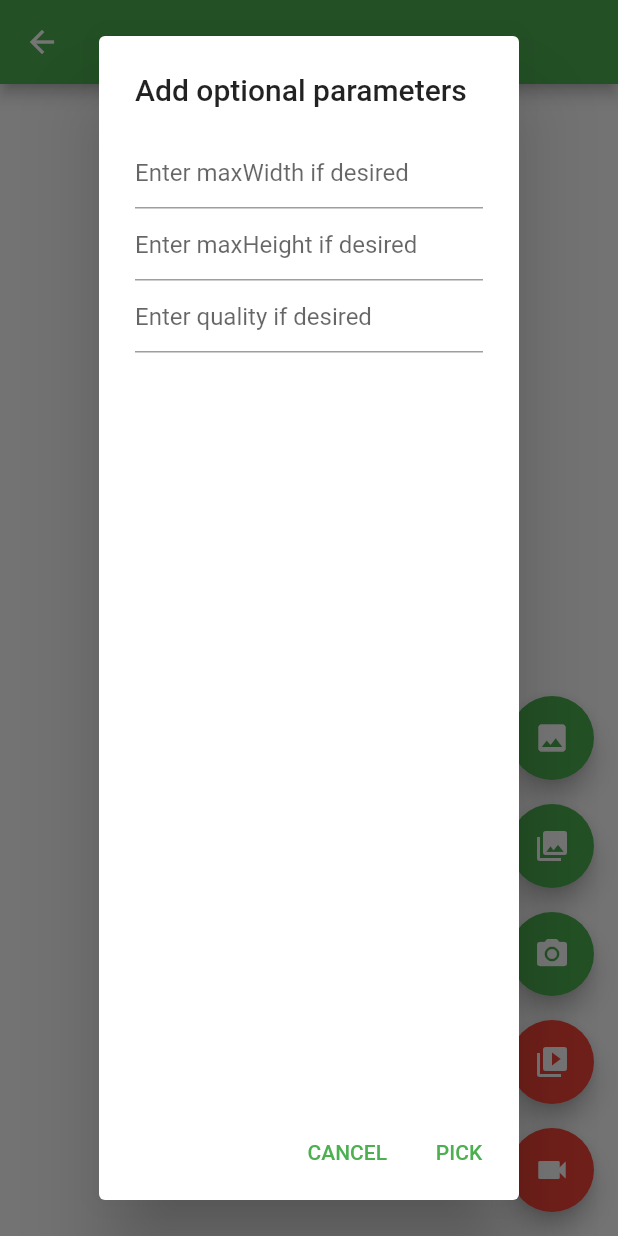
After one commit to kjt666/FlutterDemo, a Flutter app: the ImagePickerPage screen opened directly, after a tap on the "photo library" icon, on a phone screen of 412 x 824 dp. The commit adds this screen. Run offline on Flutter 3.47's test engine with Material 2 defaults, Android fonts, the phone set to English and light mode, and no system bars; drawn by our look-alikes of pull_to_refresh; our stand-ins replace badges, cached_network_image, dio, flutter_html, flutter_screenutil, flutter_slidable and 6 more.

```diff
--- /dev/null
+++ b/lib/page/imagePicker.dart
@@ -0,0 +1,447 @@
+import 'dart:async';
+import 'dart:io';
+
+import 'package:flutter/foundation.dart';
+import 'package:flutter/material.dart';
+import 'package:image_picker/image_picker.dart';
+import 'package:video_player/video_player.dart';
+
+class ImagePickerPage extends StatefulWidget {
+  const ImagePickerPage({Key key, this.title}) : super(key: key);
+
+  final String title;
+
+  @override
+  _ImagePickerPageState createState() => _ImagePickerPageState();
+}
+
+class _ImagePickerPageState extends State<ImagePickerPage> {
+  List<XFile> _imageFileList;
+
+  set _imageFile(XFile value) {
+    _imageFileList = value == null ? null : <XFile>[value];
+  }
+
+  dynamic _pickImageError;
+  bool isVideo = false;
+
+  VideoPlayerController _controller;
+  VideoPlayerController _toBeDisposed;
+  String _retrieveDataError;
+
+  final ImagePicker _picker = ImagePicker();
+  final TextEditingController maxWidthController = TextEditingController();
+  final TextEditingController maxHeightController = TextEditingController();
+  final TextEditingController qualityController = TextEditingController();
+
+  Future<void> _playVideo(XFile file) async {
+    if (file != null && mounted) {
+      await _disposeVideoController();
+      VideoPlayerController controller;
+      if (kIsWeb) {
+        controller = VideoPlayerController.network(file.path);
+      } else {
+        controller = VideoPlayerController.file(File(file.path));
+      }
+      _controller = controller;
+      // In web, most browsers won't honor a programmatic call to .play
+      // if the video has a sound track (and is not muted).
+      // Mute the video so it auto-plays in web!
+      // This is not needed if the call to .play is the result of user
+      // interaction (clicking on a "play" button, for example).
+      const double volume = kIsWeb ? 0.0 : 1.0;
+      await controller.setVolume(volume);
+      await controller.initialize();
+      await controller.setLooping(true);
+      await controller.play();
+      setState(() {});
+    }
+  }
+
+  Future<void> _onImageButtonPressed(ImageSource source,
+      {BuildContext context, bool isMultiImage = false}) async {
+    if (_controller != null) {
+      await _controller.setVolume(0.0);
+    }
+    if (isVideo) {
+      final XFile file = await _picker.pickVideo(
+          source: source, maxDuration: const Duration(seconds: 10));
+      await _playVideo(file);
+    } else if (isMultiImage) {
+      await _displayPickImageDialog(context,
+              (double maxWidth, double maxHeight, int quality) async {
+            try {
+              final List<XFile> pickedFileList = await _picker.pickMultiImage(
+                maxWidth: maxWidth,
+                maxHeight: maxHeight,
+                imageQuality: quality,
+              );
+              setState(() {
+                _imageFileList = pickedFileList;
+              });
+            } catch (e) {
+              setState(() {
+                _pickImageError = e;
+              });
+            }
+          });
+    } else {
+      await _displayPickImageDialog(context,
+              (double maxWidth, double maxHeight, int quality) async {
+            try {
+              final XFile pickedFile = await _picker.pickImage(
+                source: source,
+                maxWidth: maxWidth,
+                maxHeight: maxHeight,
+                imageQuality: quality,
+              );
+              setState(() {
+                _imageFile = pickedFile;
+              });
+            } catch (e) {
+              setState(() {
+                _pickImageError = e;
+              });
+            }
+          });
+    }
+  }
+
+  @override
+  void deactivate() {
+    if (_controller != null) {
+      _controller.setVolume(0.0);
+      _controller.pause();
+    }
+    super.deactivate();
+  }
+
+  @override
+  void dispose() {
+    _disposeVideoController();
+    maxWidthController.dispose();
+    maxHeightController.dispose();
+    qualityController.dispose();
+    super.dispose();
+  }
+
+  Future<void> _disposeVideoController() async {
+    if (_toBeDisposed != null) {
+      await _toBeDisposed.dispose();
+    }
+    _toBeDisposed = _controller;
+    _controller = null;
+  }
+
+  Widget _previewVideo() {
+    final Text retrieveError = _getRetrieveErrorWidget();
+    if (retrieveError != null) {
+      return retrieveError;
+    }
+    if (_controller == null) {
+      return const Text(
+        'You have not yet picked a video',
+        textAlign: TextAlign.center,
+      );
+    }
+    return Padding(
+      padding: const EdgeInsets.all(10.0),
+      child: AspectRatioVideo(_controller),
+    );
+  }
+
+  Widget _previewImages() {
+    final Text retrieveError = _getRetrieveErrorWidget();
+    if (retrieveError != null) {
+      return retrieveError;
+    }
+    if (_imageFileList != null) {
+      return Semantics(
+          child: ListView.builder(
+            key: UniqueKey(),
+            itemBuilder: (BuildContext context, int index) {
+              // Why network for web
+              // See https://pub.flutter-io.cn/packages/image_picker#getting-ready-for-the-web-platform
+              return Semantics(
+                label: 'image_picker_example_picked_image',
+                child: kIsWeb?
+                     Image.network(_imageFileList[index].path)
+                    : Image.file(File(_imageFileList[index].path)),
+              );
+            },
+            itemCount: _imageFileList.length,
+          ),
+          label: 'image_picker_example_picked_images');
+    } else if (_pickImageError != null) {
+      return Text(
+        'Pick image error: $_pickImageError',
+        textAlign: TextAlign.center,
+      );
+    } else {
+      return const Text(
+        'You have not yet picked an image.',
+        textAlign: TextAlign.center,
+      );
+    }
+  }
+
+  Widget _handlePreview() {
+    if (isVideo) {
+      return _previewVideo();
+    } else {
+      return _previewImages();
+    }
+  }
+
+  Future<void> retrieveLostData() async {
+    final LostDataResponse response = await _picker.retrieveLostData();
+    if (response.isEmpty) {
+      return;
+    }
+    if (response.file != null) {
+      if (response.type == RetrieveType.video) {
+        isVideo = true;
+        await _playVideo(response.file);
+      } else {
+        isVideo = false;
+        setState(() {
+          _imageFile = response.file;
+          _imageFileList = response.files;
+        });
+      }
+    } else {
+      _retrieveDataError = response.exception.code;
+    }
+  }
+
+  @override
+  Widget build(BuildContext context) {
+    return Scaffold(
+      appBar: AppBar(
+        title: Text(widget.title??""),
+      ),
+      body: Center(
+        child: !kIsWeb && defaultTargetPlatform == TargetPlatform.android?
+             FutureBuilder<void>(
+          future: retrieveLostData(),
+          builder: (BuildContext context, AsyncSnapshot<void> snapshot) {
+            switch (snapshot.connectionState) {
+              case ConnectionState.none:
+              case ConnectionState.waiting:
+                return const Text(
+                  'You have not yet picked an image.',
+                  textAlign: TextAlign.center,
+                );
+              case ConnectionState.done:
+                return _handlePreview();
+              default:
+                if (snapshot.hasError) {
+                  return Text(
+                    'Pick image/video error: ${snapshot.error}}',
+                    textAlign: TextAlign.center,
+                  );
+                } else {
+                  return const Text(
+                    'You have not yet picked an image.',
+                    textAlign: TextAlign.center,
+                  );
+                }
+            }
+          },
+        )
+            : _handlePreview(),
+      ),
+      floatingActionButton: Column(
+        mainAxisAlignment: MainAxisAlignment.end,
+        children: <Widget>[
+          Semantics(
+            label: 'image_picker_example_from_gallery',
+            child: FloatingActionButton(
+              onPressed: () {
+                isVideo = false;
+                _onImageButtonPressed(ImageSource.gallery, context: context);
+              },
+              heroTag: 'image0',
+              tooltip: 'Pick Image from gallery',
+              child: const Icon(Icons.photo),
+            ),
+          ),
+          Padding(
+            padding: const EdgeInsets.only(top: 16.0),
+            child: FloatingActionButton(
+              onPressed: () {
+                isVideo = false;
+                _onImageButtonPressed(
+                  ImageSource.gallery,
+                  context: context,
+                  isMultiImage: true,
+                );
+              },
+              heroTag: 'image1',
+              tooltip: 'Pick Multiple Image from gallery',
+              child: const Icon(Icons.photo_library),
+            ),
+          ),
+          Padding(
+            padding: const EdgeInsets.only(top: 16.0),
+            child: FloatingActionButton(
+              onPressed: () {
+                isVideo = false;
+                _onImageButtonPressed(ImageSource.camera, context: context);
+              },
+              heroTag: 'image2',
+              tooltip: 'Take a Photo',
+              child: const Icon(Icons.camera_alt),
+            ),
+          ),
+          Padding(
+            padding: const EdgeInsets.only(top: 16.0),
+            child: FloatingActionButton(
+              backgroundColor: Colors.red,
+              onPressed: () {
+                isVideo = true;
+                _onImageButtonPressed(ImageSource.gallery);
+              },
+              heroTag: 'video0',
+              tooltip: 'Pick Video from gallery',
+              child: const Icon(Icons.video_library),
+            ),
+          ),
+          Padding(
+            padding: const EdgeInsets.only(top: 16.0),
+            child: FloatingActionButton(
+              backgroundColor: Colors.red,
+              onPressed: () {
+                isVideo = true;
+                _onImageButtonPressed(ImageSource.camera);
+              },
+              heroTag: 'video1',
+              tooltip: 'Take a Video',
+              child: const Icon(Icons.videocam),
+            ),
+          ),
+        ],
+      ),
+    );
+  }
+
+  Text _getRetrieveErrorWidget() {
+    if (_retrieveDataError != null) {
+      final Text result = Text(_retrieveDataError);
+      _retrieveDataError = null;
+      return result;
+    }
+    return null;
+  }
+
+  Future<void> _displayPickImageDialog(
+      BuildContext context, OnPickImageCallback onPick) async {
+    return showDialog(
+        context: context,
+        builder: (BuildContext context) {
+          return AlertDialog(
+            title: const Text('Add optional parameters'),
+            content: Column(
+              children: <Widget>[
+                TextField(
+                  controller: maxWidthController,
+                  keyboardType:
+                  const TextInputType.numberWithOptions(decimal: true),
+                  decoration: const InputDecoration(
+                      hintText: 'Enter maxWidth if desired'),
+                ),
+                TextField(
+                  controller: maxHeightController,
+                  keyboardType:
+                  const TextInputType.numberWithOptions(decimal: true),
+                  decoration: const InputDecoration(
+                      hintText: 'Enter maxHeight if desired'),
+                ),
+                TextField(
+                  controller: qualityController,
+                  keyboardType: TextInputType.number,
+                  decoration: const InputDecoration(
+                      hintText: 'Enter quality if desired'),
+                ),
+              ],
+            ),
+            actions: <Widget>[
+              TextButton(
+                child: const Text('CANCEL'),
+                onPressed: () {
+                  Navigator.of(context).pop();
+                },
+              ),
+              TextButton(
+                  child: const Text('PICK'),
+                  onPressed: () {
+                    final double width = maxWidthController.text.isNotEmpty?
+                         double.parse(maxWidthController.text)
+                        : null;
+                    final double height = maxHeightController.text.isNotEmpty?
+                         double.parse(maxHeightController.text)
+                        : null;
+                    final int quality = qualityController.text.isNotEmpty?
+                         int.parse(qualityController.text)
+                        : null;
+                    onPick(width, height, quality);
+                    Navigator.of(context).pop();
+                  }),
+            ],
+          );
+        });
+  }
+}
+
+typedef OnPickImageCallback = void Function(
+    double maxWidth, double maxHeight, int quality);
+
+class AspectRatioVideo extends StatefulWidget {
+  const AspectRatioVideo(this.controller);
+
+  final VideoPlayerController controller;
+
+  @override
+  AspectRatioVideoState createState() => AspectRatioVideoState();
+}
+
+class AspectRatioVideoState extends State<AspectRatioVideo> {
+  VideoPlayerController get controller => widget.controller;
+  bool initialized = false;
+
+  void _onVideoControllerUpdate() {
+    if (!mounted) {
+      return;
+    }
+    if (initialized != controller.value.isInitialized) {
+      initialized = controller.value.isInitialized;
+      setState(() {});
+    }
+  }
+
+  @override
+  void initState() {
+    super.initState();
+    controller.addListener(_onVideoControllerUpdate);
+  }
+
+  @override
+  void dispose() {
+    controller.removeListener(_onVideoControllerUpdate);
+    super.dispose();
+  }
+
+  @override
+  Widget build(BuildContext context) {
+    if (initialized) {
+      return Center(
+        child: AspectRatio(
+          aspectRatio: controller.value.aspectRatio,
+          child: VideoPlayer(controller),
+        ),
+      );
+    } else {
+      return Container();
+    }
+  }
+}
--- a/pubspec.yaml
+++ b/pubspec.yaml
@@ -41,6 +41,9 @@ dependencies:
   flutter_slidable: ^1.2.0
   cached_network_image: ^3.2.0
   badges: ^2.0.2
+  image_picker: 0.8.4+11
+  video_player: any
+  provider: 6.0.2
 
 dev_dependencies:
   flutter_test:
```
Also changed, not shown: lib/page/jumpPage.dart (+8 -2 lines), lib/page/providerPage.dart (added, +74 -0 lines), lib/page/stateTestPage.dart (added, +58 -0 lines), pubspec.lock.
